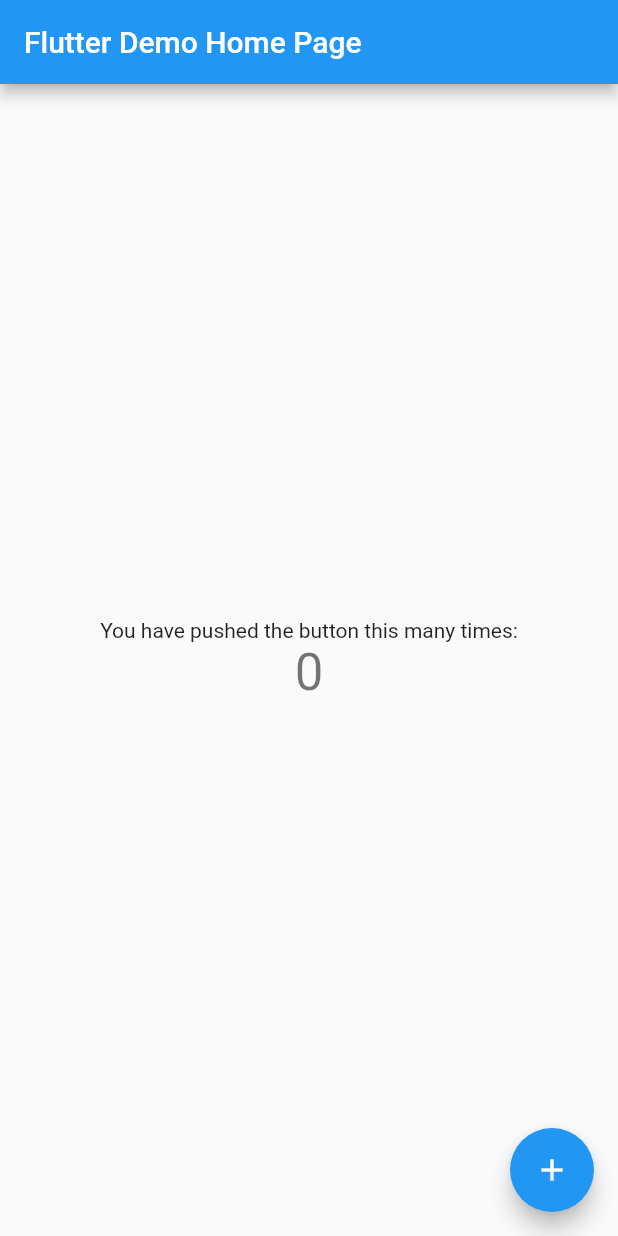
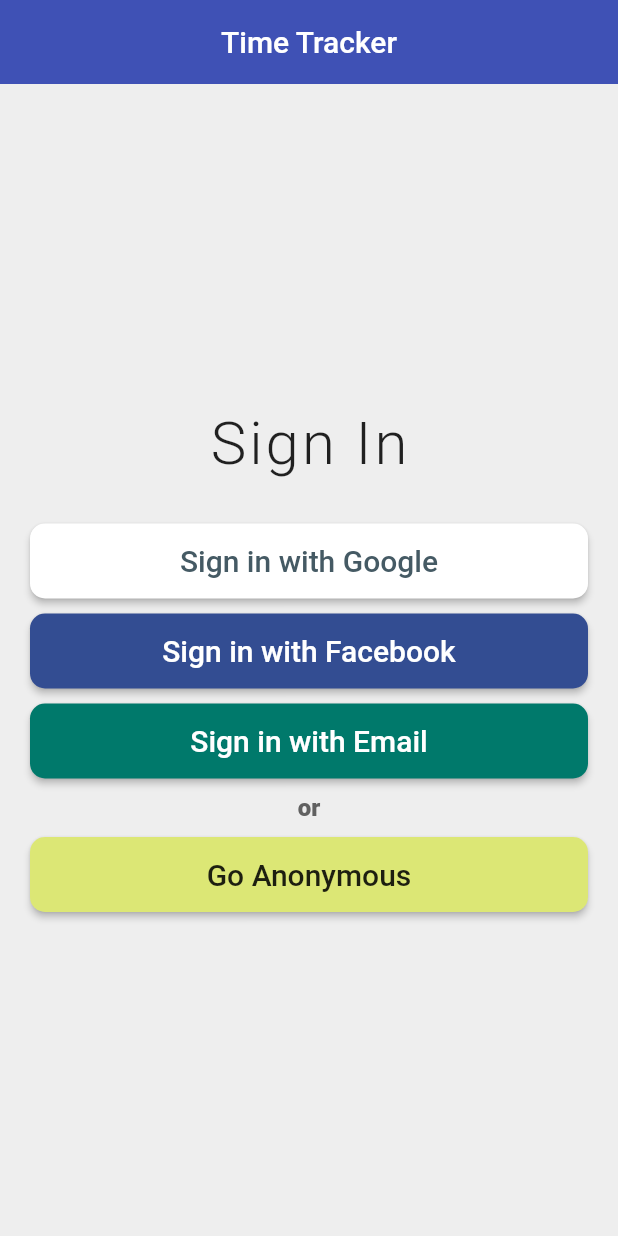
Before and after one commit to Imnmania/flutter_time_tracker, a Flutter app: the screen it shows after launch, on a phone screen of 412 x 824 dp. Run offline on Flutter 3.47's test engine with Material 2 defaults, Android fonts, the phone set to English and light mode, and no system bars.

Commit message:
sign in buttons added

```diff
--- a/lib/main.dart
+++ b/lib/main.dart
@@ -1,117 +1,19 @@
 import 'package:flutter/material.dart';
+import 'package:time_tracker/pages/sign_in_page.dart';
 
 void main() {
   runApp(MyApp());
 }
 
 class MyApp extends StatelessWidget {
-  // This widget is the root of your application.
   @override
   Widget build(BuildContext context) {
     return MaterialApp(
-      title: 'Flutter Demo',
       theme: ThemeData(
-        // This is the theme of your application.
-        //
-        // Try running your application with "flutter run". You'll see the
-        // application has a blue toolbar. Then, without quitting the app, try
-        // changing the primarySwatch below to Colors.green and then invoke
-        // "hot reload" (press "r" in the console where you ran "flutter run",
-        // or simply save your changes to "hot reload" in a Flutter IDE).
-        // Notice that the counter didn't reset back to zero; the application
-        // is not restarted.
-        primarySwatch: Colors.blue,
-        // This makes the visual density adapt to the platform that you run
-        // the app on. For desktop platforms, the controls will be smaller and
-        // closer together (more dense) than on mobile platforms.
-        visualDensity: VisualDensity.adaptivePlatformDensity,
+        primarySwatch: Colors.indigo,
       ),
-      home: MyHomePage(title: 'Flutter Demo Home Page'),
+      home: SignInPage(),
+      debugShowCheckedModeBanner: false,
     );
   }
 }
-
-class MyHomePage extends StatefulWidget {
-  MyHomePage({Key key, this.title}) : super(key: key);
-
-  // This widget is the home page of your application. It is stateful, meaning
-  // that it has a State object (defined below) that contains fields that affect
-  // how it looks.
-
-  // This class is the configuration for the state. It holds the values (in this
-  // case the title) provided by the parent (in this case the App widget) and
-  // used by the build method of the State. Fields in a Widget subclass are
-  // always marked "final".
-
-  final String title;
-
-  @override
-  _MyHomePageState createState() => _MyHomePageState();
-}
-
-class _MyHomePageState extends State<MyHomePage> {
-  int _counter = 0;
-
-  void _incrementCounter() {
-    setState(() {
-      // This call to setState tells the Flutter framework that something has
-      // changed in this State, which causes it to rerun the build method below
-      // so that the display can reflect the updated values. If we changed
-      // _counter without calling setState(), then the build method would not be
-      // called again, and so nothing would appear to happen.
-      _counter++;
-    });
-  }
-
-  @override
-  Widget build(BuildContext context) {
-    // This method is rerun every time setState is called, for instance as done
-    // by the _incrementCounter method above.
-    //
-    // The Flutter framework has been optimized to make rerunning build methods
-    // fast, so that you can just rebuild anything that needs updating rather
-    // than having to individually change instances of widgets.
-    return Scaffold(
-      appBar: AppBar(
-        // Here we take the value from the MyHomePage object that was created by
-        // the App.build method, and use it to set our appbar title.
-        title: Text(widget.title),
-      ),
-      body: Center(
-        // Center is a layout widget. It takes a single child and positions it
-        // in the middle of the parent.
-        child: Column(
-          // Column is also a layout widget. It takes a list of children and
-          // arranges them vertically. By default, it sizes itself to fit its
-          // children horizontally, and tries to be as tall as its parent.
-          //
-          // Invoke "debug painting" (press "p" in the console, choose the
-          // "Toggle Debug Paint" action from the Flutter Inspector in Android
-          // Studio, or the "Toggle Debug Paint" command in Visual Studio Code)
-          // to see the wireframe for each widget.
-          //
-          // Column has various properties to control how it sizes itself and
-          // how it positions its children. Here we use mainAxisAlignment to
-          // center the children vertically; the main axis here is the vertical
-          // axis because Columns are vertical (the cross axis would be
-          // horizontal).
-          mainAxisAlignment: MainAxisAlignment.center,
-          children: <Widget>[
-            Text(
-              'You have pushed the button this many times:',
-            ),
-            Text(
-              '$_counter',
-              style: Theme.of(context).textTheme.headline4,
-            ),
-          ],
-        ),
-      ),
-      floatingActionButton: FloatingActionButton(
-        onPressed: _incrementCounter,
-        tooltip: 'Increment',
-        child: Icon(Icons.add),
-      ), // This trailing comma makes auto-formatting nicer for build methods.
-    );
-  }
-}
--- /dev/null
+++ b/lib/pages/sign_in_page.dart
@@ -0,0 +1,91 @@
+import 'package:flutter/material.dart';
+import 'package:time_tracker/widgets/custom_raised_button.dart';
+
+class SignInPage extends StatelessWidget {
+  @override
+  Widget build(BuildContext context) {
+    return Scaffold(
+      backgroundColor: Colors.grey[200],
+      appBar: AppBar(
+        title: Text('Time Tracker'),
+        centerTitle: true,
+        elevation: 0,
+      ),
+      body: _buildContent(context),
+    );
+  }
+
+  Widget _buildContent(BuildContext context) {
+    return Container(
+      padding: EdgeInsets.symmetric(
+        horizontal: 20,
+      ),
+      child: Container(
+        child: Column(
+          mainAxisAlignment: MainAxisAlignment.center,
+          crossAxisAlignment: CrossAxisAlignment.stretch,
+          children: [
+            Center(
+              child: Text(
+                'Sign In',
+                style: TextStyle(
+                  fontSize: 40,
+                  letterSpacing: 2,
+                  fontWeight: FontWeight.w300,
+                ),
+              ),
+            ),
+            SizedBox(
+              height: 30,
+            ),
+            CustomRaisedBtn(
+              btnName: 'Sign in with Google',
+              textColor: Colors.blueGrey[700],
+              btnColor: Colors.white,
+              onPress: () {},
+            ),
+            SizedBox(
+              height: 10,
+            ),
+            CustomRaisedBtn(
+              btnName: 'Sign in with Facebook',
+              textColor: Colors.white,
+              btnColor: Color(0xFF334D92),
+              onPress: () {},
+            ),
+            SizedBox(
+              height: 10,
+            ),
+            CustomRaisedBtn(
+              btnName: 'Sign in with Email',
+              textColor: Colors.white,
+              btnColor: Colors.teal[700],
+              onPress: () {},
+            ),
+            SizedBox(
+              height: 10,
+            ),
+            Text(
+              'or',
+              style: TextStyle(
+                color: Colors.grey[700],
+                fontSize: 16,
+                fontWeight: FontWeight.w800,
+              ),
+              textAlign: TextAlign.center,
+            ),
+            SizedBox(
+              height: 10,
+            ),
+            CustomRaisedBtn(
+              btnName: 'Go Anonymous',
+              textColor: Colors.black87,
+              btnColor: Colors.lime[300],
+              onPress: () {},
+            ),
+          ],
+        ),
+      ),
+    );
+  }
+}
--- /dev/null
+++ b/lib/widgets/custom_raised_button.dart
@@ -0,0 +1,40 @@
+import 'package:flutter/material.dart';
+
+class CustomRaisedBtn extends StatelessWidget {
+  const CustomRaisedBtn({
+    Key key,
+    @required this.btnName,
+    @required this.textColor,
+    @required this.btnColor,
+    @required this.onPress,
+  }) : super(key: key);
+
+  final String btnName;
+  final Color textColor;
+  final Color btnColor;
+  final Function onPress;
+
+  @override
+  Widget build(BuildContext context) {
+    return Container(
+      // width: MediaQuery.of(context).size.width * 0.95,
+      height: 50,
+      child: RaisedButton(
+        onPressed: onPress,
+        child: Text(
+          btnName,
+          style: TextStyle(
+            color: textColor,
+            fontSize: 20,
+          ),
+        ),
+        color: btnColor,
+        shape: RoundedRectangleBorder(
+          borderRadius: BorderRadius.all(
+            Radius.circular(10.0),
+          ),
+        ),
+      ),
+    );
+  }
+}
```
Also changed, not shown: 2 other files.
